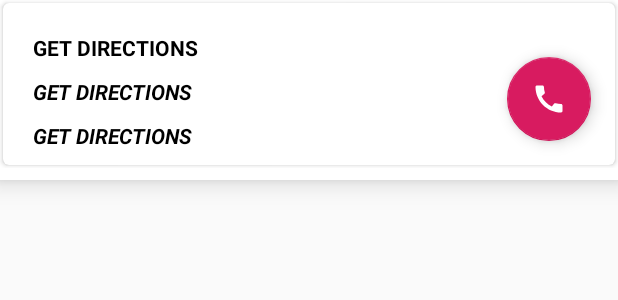
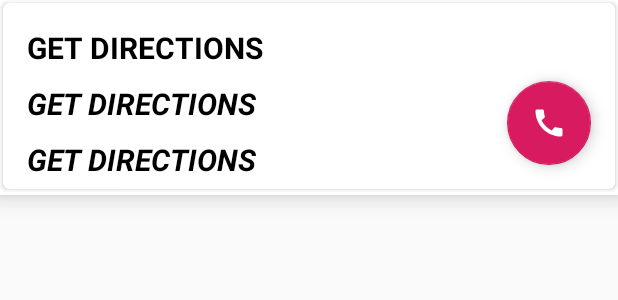
Before and after one commit to KhadijaAbdelhamid/CarBrokeFinal2, an Android app: the layout provider_info_bottom_sheet.xml on its own in the app's theme, with its tools: preview values and no code run, on a phone screen of 412 x 824 dp. Shown: the top 300 px of the screen. Run offline under Robolectric (Android 15) with nearby library versions, the phone set to English and light mode, and no system bars.

```diff
--- a/app/src/main/res/layout/provider_info_bottom_sheet.xml
+++ b/app/src/main/res/layout/provider_info_bottom_sheet.xml
@@ -2,7 +2,7 @@
 <androidx.core.widget.NestedScrollView
     android:id="@+id/provider_bottom_sheet"
     android:layout_width="match_parent"
-    android:layout_height="120dp"
+    android:layout_height="130dp"
     android:clipToPadding="true"
     android:background="@android:color/white"
     app:behavior_hideable="true"
@@ -27,7 +27,7 @@
             <LinearLayout
                 android:orientation="vertical"
                 android:layout_width="match_parent"
-                android:padding="10dp"
+                android:padding="6dp"
                 android:layout_height="wrap_content">
 
                 <TextView
@@ -35,6 +35,7 @@
                     android:textColor="@android:color/black"
                     android:layout_marginTop="10dp"
                     android:layout_marginStart="10dp"
+                    android:textSize="20sp"
                     android:layout_width="wrap_content"
                     android:layout_height="wrap_content"
                     android:text="GET DIRECTIONS"
@@ -45,6 +46,8 @@
                     android:textColor="@android:color/black"
                     android:layout_marginTop="10dp"
                     android:layout_marginStart="10dp"
+                    android:textSize="20sp"
+
                     android:layout_width="wrap_content"
                     android:layout_height="wrap_content"
                     android:text="GET DIRECTIONS"
@@ -54,6 +57,7 @@
                     android:textColor="@android:color/black"
                     android:layout_marginTop="10dp"
                     android:layout_marginStart="10dp"
+                    android:textSize="20sp"
                     android:layout_width="wrap_content"
                     android:layout_height="wrap_content"
                     android:text="GET DIRECTIONS"
```
